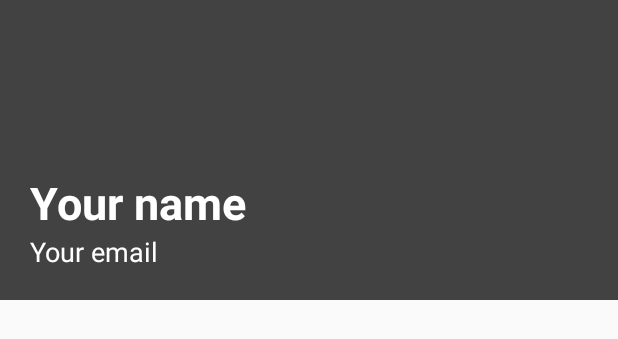
After one commit to Edi1201/JustQuit, an Android app: the layout header.xml on its own in the app's theme, with its tools: preview values and no code run, on a phone screen of 412 x 824 dp. The commit adds this screen. Shown: the top 339 px of the screen. Run offline under Robolectric (Android 15) with nearby library versions, the phone set to English and light mode, and no system bars.

Commit message:
Added side menu in main activity, add logout working logout buttion in side menu

```diff
--- a/app/src/main/AndroidManifest.xml
+++ b/app/src/main/AndroidManifest.xml
@@ -10,7 +10,7 @@
         android:label="@string/app_name"
         android:roundIcon="@mipmap/ic_launcher_round"
         android:supportsRtl="true"
-        android:theme="@style/Theme.JustQuit"
+        android:theme="@style/Theme.AppCompat.Light.DarkActionBar"
         tools:targetApi="31">
         <activity
             android:name=".RegisterActivity"
--- /dev/null
+++ b/app/src/main/res/drawable/baseline_account_circle_24.xml
@@ -0,0 +1,5 @@
+<vector xmlns:android="http://schemas.android.com/apk/res/android" android:height="24dp" android:tint="#000000" android:viewportHeight="24" android:viewportWidth="24" android:width="24dp">
+
+    <path android:fillColor="@android:color/white" android:pathData="M12,2C6.48,2 2,6.48 2,12s4.48,10 10,10s10,-4.48 10,-10S17.52,2 12,2zM12,6c1.93,0 3.5,1.57 3.5,3.5S13.93,13 12,13s-3.5,-1.57 -3.5,-3.5S10.07,6 12,6zM12,20c-2.03,0 -4.43,-0.82 -6.14,-2.88C7.55,15.8 9.68,15 12,15s4.45,0.8 6.14,2.12C16.43,19.18 14.03,20 12,20z"/>
+
+</vector>
--- /dev/null
+++ b/app/src/main/res/drawable/baseline_add_24.xml
@@ -0,0 +1,5 @@
+<vector xmlns:android="http://schemas.android.com/apk/res/android" android:height="24dp" android:tint="#000000" android:viewportHeight="24" android:viewportWidth="24" android:width="24dp">
+
+    <path android:fillColor="@android:color/white" android:pathData="M19,13h-6v6h-2v-6H5v-2h6V5h2v6h6v2z"/>
+
+</vector>
--- /dev/null
+++ b/app/src/main/res/drawable/baseline_arrow_back_24.xml
@@ -0,0 +1,5 @@
+<vector xmlns:android="http://schemas.android.com/apk/res/android" android:autoMirrored="true" android:height="24dp" android:tint="#000000" android:viewportHeight="24" android:viewportWidth="24" android:width="24dp">
+
+    <path android:fillColor="@android:color/white" android:pathData="M20,11H7.83l5.59,-5.59L12,4l-8,8 8,8 1.41,-1.41L7.83,13H20v-2z"/>
+
+</vector>
--- /dev/null
+++ b/app/src/main/res/drawable/baseline_home_24.xml
@@ -0,0 +1,5 @@
+<vector xmlns:android="http://schemas.android.com/apk/res/android" android:height="24dp" android:tint="#000000" android:viewportHeight="24" android:viewportWidth="24" android:width="24dp">
+
+    <path android:fillColor="@android:color/white" android:pathData="M10,20v-6h4v6h5v-8h3L12,3 2,12h3v8z"/>
+
+</vector>
--- /dev/null
+++ b/app/src/main/res/drawable/baseline_logout_24.xml
@@ -0,0 +1,5 @@
+<vector xmlns:android="http://schemas.android.com/apk/res/android" android:autoMirrored="true" android:height="24dp" android:tint="#000000" android:viewportHeight="24" android:viewportWidth="24" android:width="24dp">
+
+    <path android:fillColor="@android:color/white" android:pathData="M17,7l-1.41,1.41L18.17,11H8v2h10.17l-2.58,2.58L17,17l5,-5zM4,5h8V3H4c-1.1,0 -2,0.9 -2,2v14c0,1.1 0.9,2 2,2h8v-2H4V5z"/>
+
+</vector>
--- /dev/null
+++ b/app/src/main/res/drawable/baseline_menu_24.xml
@@ -0,0 +1,5 @@
+<vector xmlns:android="http://schemas.android.com/apk/res/android" android:height="24dp" android:tint="#000000" android:viewportHeight="24" android:viewportWidth="24" android:width="24dp">
+
+    <path android:fillColor="@android:color/white" android:pathData="M3,18h18v-2L3,16v2zM3,13h18v-2L3,11v2zM3,6v2h18L21,6L3,6z"/>
+
+</vector>
--- /dev/null
+++ b/app/src/main/res/layout/header.xml
@@ -0,0 +1,25 @@
+<?xml version="1.0" encoding="utf-8"?>
+<LinearLayout xmlns:android="http://schemas.android.com/apk/res/android"
+    android:layout_width="match_parent"
+    android:layout_height="200dp"
+    android:padding="20dp"
+    android:orientation="vertical"
+    android:background="@color/cardview_dark_background"
+    android:gravity="bottom">
+    <TextView
+        android:layout_width="wrap_content"
+        android:layout_height="wrap_content"
+        android:text="Your name"
+        android:textColor="#fff"
+        android:textSize="30dp"
+        android:textStyle="bold"
+        />
+    <TextView
+        android:layout_width="wrap_content"
+        android:layout_height="wrap_content"
+        android:text="Your email"
+        android:textColor="#fff"
+        android:textSize="18dp"
+        />
+
+</LinearLayout>
--- a/app/src/main/res/values/strings.xml
+++ b/app/src/main/res/values/strings.xml
@@ -1,3 +1,5 @@
 <resources>
     <string name="app_name">JustQuit</string>
+    <string name="open_nav">Open Navigation Drawer</string>
+    <string name="close_nav">Close Navigation Drawer</string>
 </resources>
```
Also changed, not shown: app/src/main/java/com/example/justquit/MainActivity.java (+54 -8 lines), app/src/main/res/layout/activity_main.xml (+11 -23 lines), app/src/main/res/menu/side_menu.xml (added, +26 -0 lines), gradle.properties (line endings or trailing spaces).
